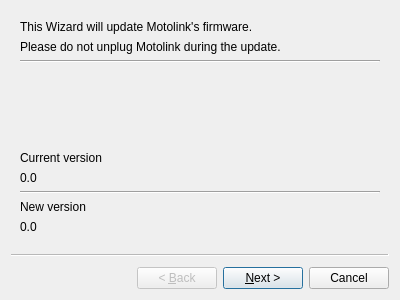
fpoussin/MotoLink, file GUI/ui/updatewizard.ui: the form before one commit.
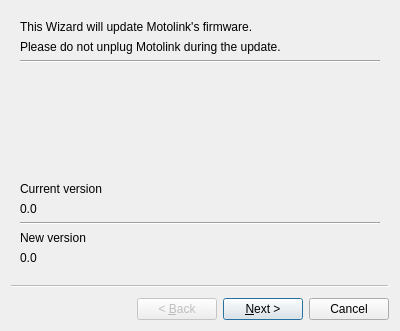
The form after the commit.

```diff
--- a/GUI/ui/updatewizard.ui
+++ b/GUI/ui/updatewizard.ui
@@ -7,7 +7,7 @@
     <x>0</x>
     <y>0</y>
     <width>400</width>
-    <height>300</height>
+    <height>331</height>
    </rect>
   </property>
   <property name="windowTitle">
```
